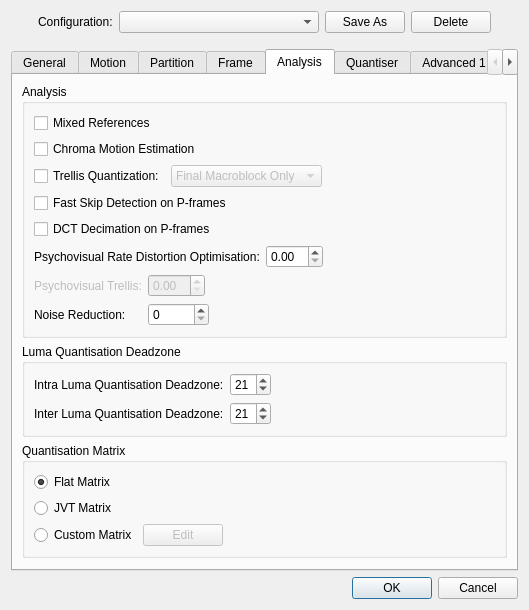
BackupTheBerlios/avidemux-svn, file branches/avidemux_2.6_branch_mean/avidemux_plugins/ADM_videoEncoder/x264/qt4/x264ConfigDialog.ui: the form before one commit.
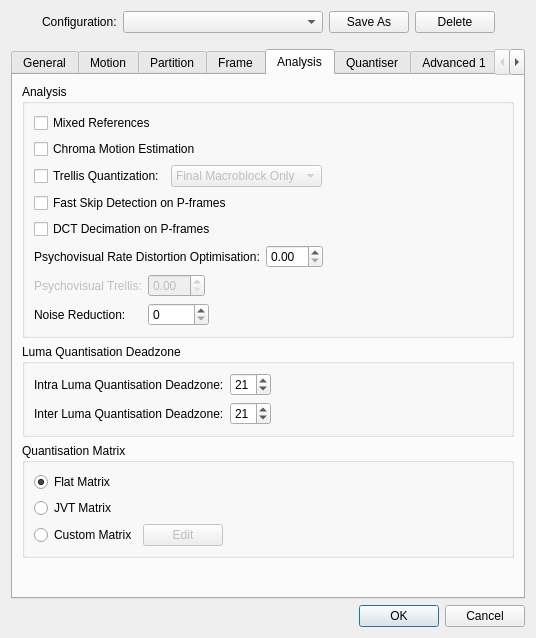
The form after the commit. The open tabs and pages were chosen to show the change.

Commit message: [x264/qt4 dialog] Map more options

```diff
--- a/branches/avidemux_2.6_branch_mean/avidemux_plugins/ADM_videoEncoder/x264/qt4/x264ConfigDialog.ui
+++ b/branches/avidemux_2.6_branch_mean/avidemux_plugins/ADM_videoEncoder/x264/qt4/x264ConfigDialog.ui
@@ -7,8 +7,8 @@
    <rect>
     <x>0</x>
     <y>0</y>
-    <width>529</width>
-    <height>599</height>
+    <width>536</width>
+    <height>638</height>
    </rect>
   </property>
   <property name="windowTitle">
```
Left out of the diff: 2 changed lines with no effect on the pictures. The commit also changes 3 other files.
